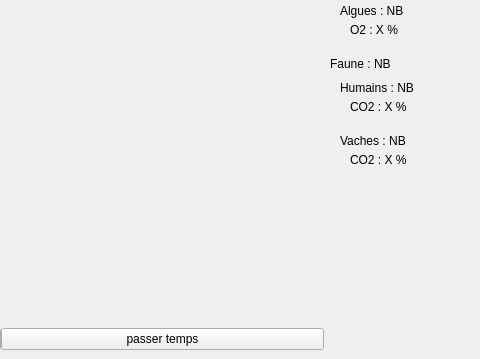
This is projet_graphique/projet_bis/fenetre2.ui in Fredecontre/ProjetCpp as Qt 5 draws it before an edit; both pictures show x 478 to 958 and y 122 to 481 of the 958 by 481 pixel window. The edited form follows.
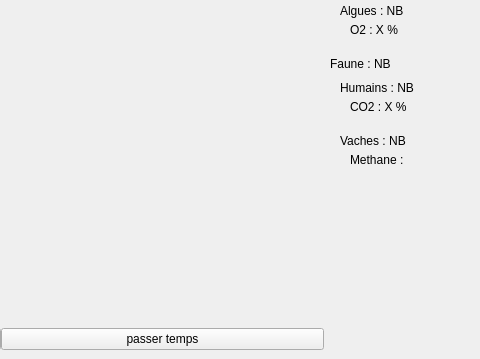
This is the edited form.

```diff
--- a/projet_graphique/projet_bis/fenetre2.ui
+++ b/projet_graphique/projet_bis/fenetre2.ui
@@ -686,7 +686,7 @@
          </sizepolicy>
         </property>
         <property name="text">
-         <string>CO2 : X %</string>
+         <string>Methane :</string>
         </property>
         <property name="alignment">
          <set>Qt::AlignLeading|Qt::AlignLeft|Qt::AlignVCenter</set>
```
Left out of the diff: 2 changed lines with no effect on the pictures.
